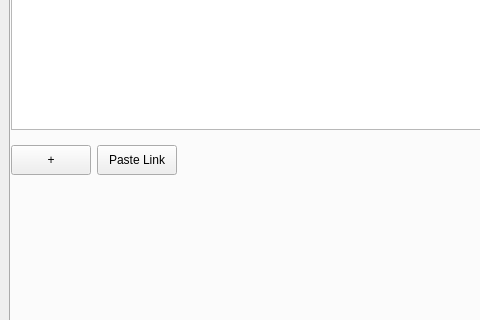
Above: UserApp/mainwin.ui from proximax-storage/cpp-xpx-storage-user-app before the change; both pictures show x 0 to 480 and y 356 to 676 of the 1000 by 780 pixel window. Below: the same form after it.
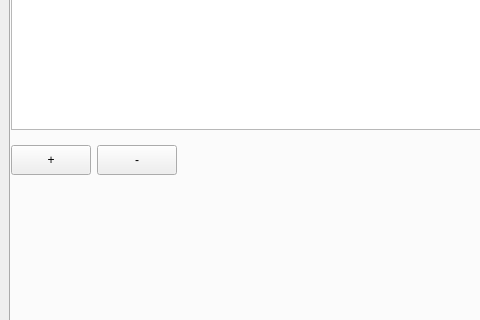
That is the form after the change. The open tabs and pages were chosen to show the change.

Commit message: paste link dialog

What changed in the file:
```diff
--- a/UserApp/mainwin.ui
+++ b/UserApp/mainwin.ui
@@ -610,7 +610,7 @@
             </size>
            </property>
            <property name="text">
-            <string>Paste Link</string>
+            <string>-</string>
            </property>
           </widget>
          </item>
```
Left out of the diff: 6 changed lines with no effect on the pictures. The commit also changes 11 other files.
